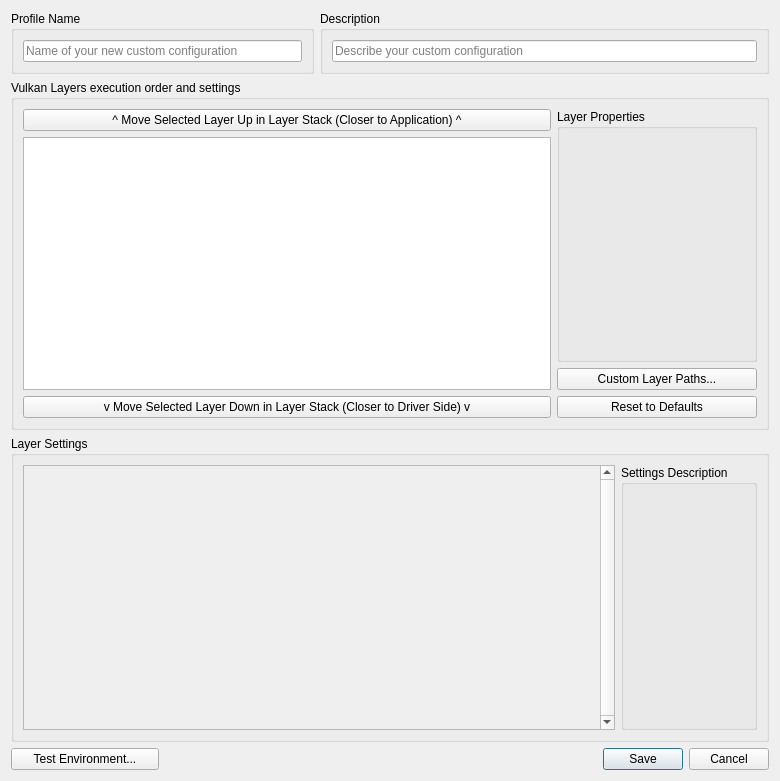
Before: the Qt Designer form vkconfig/dlgprofileeditor.ui in LunarG/VulkanTools, drawn with Qt 5.
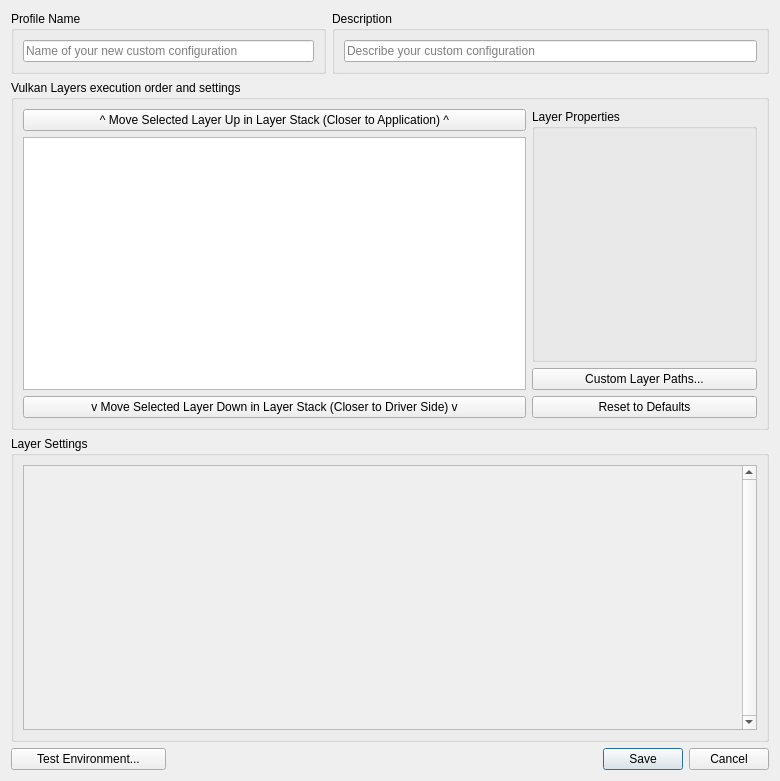
After: the same form once the commit is applied.

Commit message: Settings help

What changed in the file:
```diff
--- a/vkconfig/dlgprofileeditor.ui
+++ b/vkconfig/dlgprofileeditor.ui
@@ -118,7 +118,7 @@
        <widget class="QGroupBox" name="groupBox_5">
         <property name="minimumSize">
          <size>
-          <width>200</width>
+          <width>225</width>
           <height>0</height>
          </size>
         </property>
@@ -145,6 +145,7 @@
            </property>
            <property name="font">
             <font>
+             <pointsize>10</pointsize>
              <stylestrategy>PreferAntialias</stylestrategy>
              <kerning>true</kerning>
             </font>
@@ -312,26 +313,13 @@
           <rect>
            <x>0</x>
            <y>0</y>
-           <width>556</width>
+           <width>723</width>
            <height>263</height>
           </rect>
          </property>
         </widget>
        </widget>
       </item>
-      <item>
-       <widget class="QGroupBox" name="groupBox_4">
-        <property name="sizePolicy">
-         <sizepolicy hsizetype="Preferred" vsizetype="Preferred">
-          <horstretch>0</horstretch>
-          <verstretch>0</verstretch>
-         </sizepolicy>
-        </property>
-        <property name="title">
-         <string>Settings Description</string>
-        </property>
-       </widget>
-      </item>
      </layout>
     </widget>
    </item>
```
Left out of the diff: 122 changed lines with no effect on the pictures. The commit also changes 5 other files.
